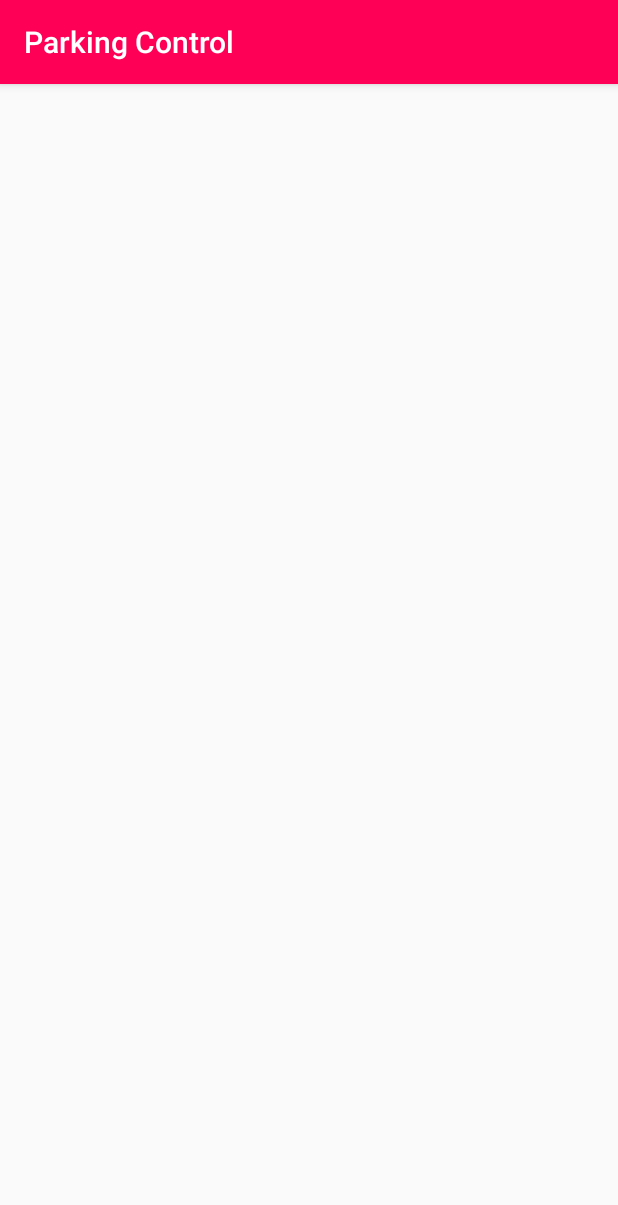
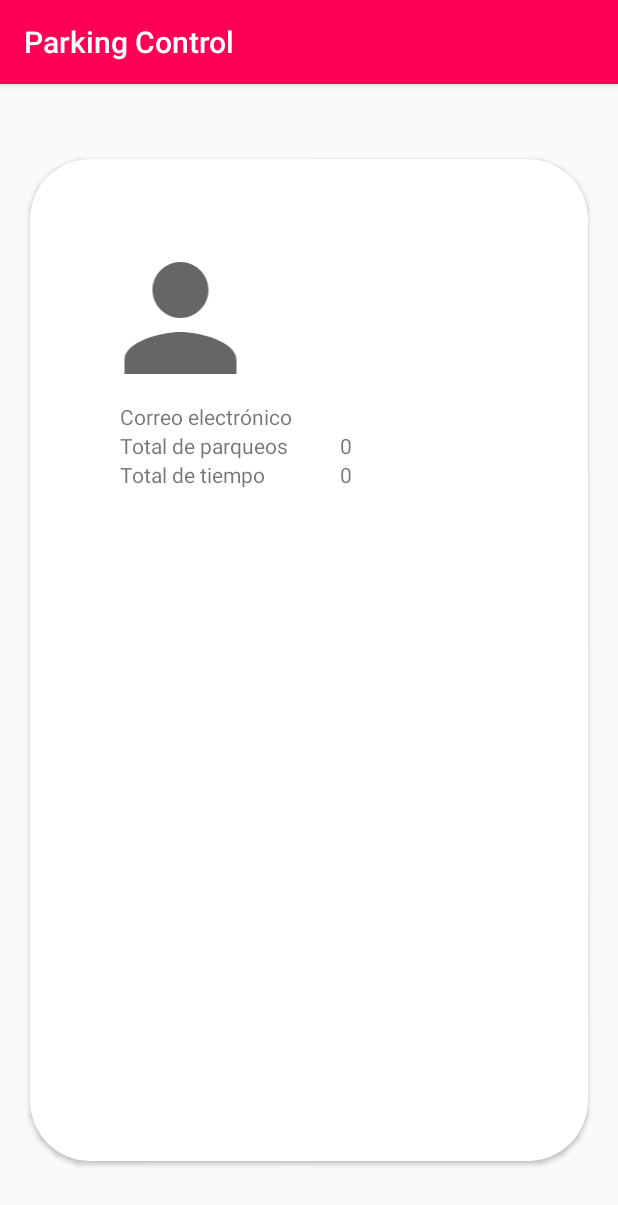
Before and after one commit to AleTid5/UTN_PAII_TP3, an Android app: the fragment AccountFragment shown on its own in the app's theme, on a phone screen of 412 x 824 dp. Shown: the top 1205 px of the screen. Run offline under Robolectric (Android 15) with nearby library versions, the phone set to English and light mode, and no system bars; 2 statements that could not run were skipped.

Commit message:
End of app! 🚀

```diff
--- a/app/build.gradle
+++ b/app/build.gradle
@@ -37,6 +37,7 @@ dependencies {
     implementation 'androidx.lifecycle:lifecycle-extensions:2.2.0'
     implementation 'androidx.mediarouter:mediarouter:1.1.0'
     implementation 'org.apache.commons:commons-lang3:3.9'
+    implementation 'androidx.gridlayout:gridlayout:1.0.0'
     testImplementation 'junit:junit:4.12'
     androidTestImplementation 'androidx.test.ext:junit:1.1.2'
     androidTestImplementation 'androidx.test.espresso:espresso-core:3.3.0'
--- a/app/src/main/java/src/Activities/Adapters/ParkingAdapter.java
+++ b/app/src/main/java/src/Activities/Adapters/ParkingAdapter.java
@@ -1,8 +1,6 @@
 package src.Activities.Adapters;
 
 import android.app.AlertDialog;
-import android.content.Context;
-import android.content.DialogInterface;
 import android.view.LayoutInflater;
 import android.view.View;
 import android.view.ViewGroup;
@@ -15,7 +13,6 @@ import com.google.android.material.floatingactionbutton.FloatingActionButton;
 import java.util.List;
 
 import src.Activities.ui.parking.ParkingViewModel;
-import src.Exceptions.CarRegistrationException;
 import src.Exceptions.TimeException;
 import src.Models.Parking;
 import src.Protocols.TimeProtocol;
--- a/app/src/main/java/src/Activities/System.java
+++ b/app/src/main/java/src/Activities/System.java
@@ -3,7 +3,6 @@ package src.Activities;
 import android.os.Bundle;
 import android.view.Menu;
 import android.view.MenuItem;
-import android.view.View;
 
 import androidx.appcompat.app.AppCompatActivity;
 import androidx.appcompat.widget.Toolbar;
--- a/app/src/main/java/src/Activities/ui/account/AccountFragment.java
+++ b/app/src/main/java/src/Activities/ui/account/AccountFragment.java
@@ -11,18 +11,19 @@ import androidx.lifecycle.ViewModelProvider;
 
 import com.example.tp3_pa_grupo_3.R;
 
-import src.Services.ContextManagerService;
-
 public class AccountFragment extends Fragment {
 
     public View onCreateView(@NonNull LayoutInflater inflater,
                              ViewGroup container, Bundle savedInstanceState) {
-        //ContextManagerService.setContext(this.requireContext());
         AccountViewModel accountViewModel = new ViewModelProvider(this).get(AccountViewModel.class);
         View root = inflater.inflate(R.layout.fragment_account, container, false);
 
-
-        accountViewModel.fillUserInfo();
+        accountViewModel.fillUserInfo(
+                root.findViewById(R.id.input_name),
+                root.findViewById(R.id.input_email),
+                root.findViewById(R.id.input_total_parkings),
+                root.findViewById(R.id.input_total_time)
+        );
 
         return root;
     }
--- a/app/src/main/java/src/Activities/ui/account/AccountViewModel.java
+++ b/app/src/main/java/src/Activities/ui/account/AccountViewModel.java
@@ -1,23 +1,28 @@
 package src.Activities.ui.account;
 
-import androidx.lifecycle.LiveData;
-import androidx.lifecycle.MutableLiveData;
+import android.widget.TextView;
+
 import androidx.lifecycle.ViewModel;
+
+import java.util.List;
+
+import src.Models.Parking;
+import src.Protocols.TimeProtocol;
+import src.Services.ParkingService;
+import src.Services.SessionService;
 
 public class AccountViewModel extends ViewModel {
 
-    private MutableLiveData<String> mText;
+    public void fillUserInfo(TextView name, TextView email, TextView totalParkings, TextView totalTime) {
+        List<Parking> parkingList = ParkingService.getParkingList();
+        name.setText(SessionService.getUser().getName());
+        email.setText(SessionService.getUser().getEmail());
+        totalParkings.setText(Integer.toString(parkingList.size()));
 
-    public AccountViewModel() {
-        mText = new MutableLiveData<>();
-        mText.setValue("This is account fragment");
-    }
-
-    public LiveData<String> getText() {
-        return mText;
-    }
-
-    public void fillUserInfo() {
-
+        try {
+            totalTime.setText(
+                    TimeProtocol.getParsedTime(parkingList.stream().map(parking -> parking.getTime()).reduce(0, Integer::sum))
+            );
+        } catch (Exception ignored) {}
     }
 }
--- a/app/src/main/java/src/Activities/ui/parking/ParkingFragment.java
+++ b/app/src/main/java/src/Activities/ui/parking/ParkingFragment.java
@@ -21,7 +21,6 @@ import com.google.android.material.snackbar.Snackbar;
 import java.util.Objects;
 
 import src.Activities.Adapters.ParkingAdapter;
-import src.Services.ContextManagerService;
 
 public class ParkingFragment extends Fragment {
 
@@ -29,7 +28,6 @@ public class ParkingFragment extends Fragment {
 
     public View onCreateView(@NonNull LayoutInflater inflater,
                              ViewGroup container, Bundle savedInstanceState) {
-        //ContextManagerService.setContext(this.requireContext());
         parkingViewModel = new ViewModelProvider(this).get(ParkingViewModel.class);
 
         View root = inflater.inflate(R.layout.fragment_parking, container, false);
--- a/app/src/main/java/src/Activities/ui/parking/ParkingViewModel.java
+++ b/app/src/main/java/src/Activities/ui/parking/ParkingViewModel.java
@@ -1,6 +1,4 @@
 package src.Activities.ui.parking;
-
-import android.content.Context;
 
 import androidx.lifecycle.LiveData;
 import androidx.lifecycle.MutableLiveData;
--- a/app/src/main/java/src/Database/DatabaseManager.java
+++ b/app/src/main/java/src/Database/DatabaseManager.java
@@ -1,6 +1,5 @@
 package src.Database;
 
-import android.content.Context;
 import android.database.Cursor;
 import android.database.sqlite.SQLiteDatabase;
 import android.database.sqlite.SQLiteOpenHelper;
--- a/app/src/main/java/src/Models/User.java
+++ b/app/src/main/java/src/Models/User.java
@@ -3,8 +3,6 @@ package src.Models;
 import android.content.ContentValues;
 
 import org.apache.commons.lang3.StringUtils;
-
-import java.util.regex.Pattern;
 
 import src.Database.Tables.UserTable;
 import src.Exceptions.EmailException;
--- a/app/src/main/java/src/Services/UserService.java
+++ b/app/src/main/java/src/Services/UserService.java
@@ -10,7 +10,6 @@ import src.Database.Tables.ParkingTable;
 import src.Database.Tables.UserTable;
 import src.Models.Parking;
 import src.Models.User;
-import src.Protocols.PasswordProtocol;
 
 public abstract class UserService {
     public static List<Parking> getParkingList() {
--- a/app/src/main/res/layout/fragment_account.xml
+++ b/app/src/main/res/layout/fragment_account.xml
@@ -5,17 +5,129 @@
     android:layout_height="match_parent"
     tools:context="src.Activities.ui.account.AccountFragment">
 
-    <TextView
-        android:id="@+id/text_account"
+    <LinearLayout
         android:layout_width="match_parent"
-        android:layout_height="wrap_content"
-        android:layout_marginStart="8dp"
-        android:layout_marginTop="8dp"
-        android:layout_marginEnd="8dp"
-        android:textAlignment="center"
-        android:textSize="20sp"
-        app:layout_constraintBottom_toBottomOf="parent"
-        app:layout_constraintEnd_toEndOf="parent"
-        app:layout_constraintStart_toStartOf="parent"
-        app:layout_constraintTop_toTopOf="parent" />
+        android:layout_height="match_parent"
+        android:orientation="vertical">
+
+        <androidx.cardview.widget.CardView
+            android:layout_width="match_parent"
+            android:layout_height="match_parent"
+            android:layout_marginLeft="20dp"
+            android:layout_marginTop="50dp"
+            android:layout_marginRight="20dp"
+            android:layout_marginBottom="50dp"
+            android:paddingTop="100dp"
+            android:paddingBottom="100dp"
+            app:cardCornerRadius="40dp" >
+
+            <LinearLayout
+                android:layout_width="match_parent"
+                android:layout_height="match_parent"
+                android:orientation="vertical"
+                android:paddingTop="50dp">
+
+                <LinearLayout
+                    android:layout_width="match_parent"
+                    android:layout_height="wrap_content"
+                    android:orientation="horizontal">
+
+                    <ImageView
+                        android:id="@+id/imageView5"
+                        android:layout_width="401dp"
+                        android:layout_height="112dp"
+                        android:layout_weight="1"
+                        android:contentDescription="@string/accept"
+                        android:src="@drawable/ic_baseline_person_24" />
+
+                    <LinearLayout
+                        android:layout_width="match_parent"
+                        android:layout_height="wrap_content"
+                        android:layout_marginTop="30dp"
+                        android:layout_weight="1"
+                        android:orientation="vertical">
+
+                        <TextView
+                            android:id="@+id/input_name"
+                            android:layout_width="wrap_content"
+                            android:layout_height="wrap_content"
+                            android:text="@string/input_name"
+                            android:textSize="30sp" />
+
+                    </LinearLayout>
+
+                </LinearLayout>
+
+                <LinearLayout
+                    android:layout_width="match_parent"
+                    android:layout_height="match_parent"
+                    android:orientation="vertical"
+                    android:paddingLeft="60dp">
+
+                    <LinearLayout
+                        android:layout_width="match_parent"
+                        android:layout_height="wrap_content"
+                        android:orientation="horizontal">
+
+                        <TextView
+                            android:id="@+id/textView4"
+                            android:layout_width="219dp"
+                            android:layout_height="wrap_content"
+                            android:layout_weight="1"
+                            android:text="@string/input_email" />
+
+                        <TextView
+                            android:id="@+id/input_email"
+                            android:layout_width="match_parent"
+                            android:layout_height="wrap_content"
+                            android:layout_weight="2"
+                            android:text="@string/number_zero" />
+                    </LinearLayout>
+
+                    <LinearLayout
+                        android:layout_width="match_parent"
+                        android:layout_height="wrap_content"
+                        android:orientation="horizontal">
+
+                        <TextView
+                            android:id="@+id/textView6"
+                            android:layout_width="219dp"
+                            android:layout_height="wrap_content"
+                            android:layout_weight="1"
+                            android:text="@string/total_parkings" />
+
+                        <TextView
+                            android:id="@+id/input_total_parkings"
+                            android:layout_width="match_parent"
+                            android:layout_height="wrap_content"
+                            android:layout_weight="2"
+                            android:text="@string/number_zero" />
+                    </LinearLayout>
+
+                    <LinearLayout
+                        android:layout_width="match_parent"
+                        android:layout_height="match_parent"
+                        android:orientation="horizontal">
+
+                        <TextView
+                            android:id="@+id/textView7"
+                            android:layout_width="219dp"
+                            android:layout_height="wrap_content"
+                            android:layout_weight="1"
+                            android:text="@string/total_time" />
+
+                        <TextView
+                            android:id="@+id/input_total_time"
+                            android:layout_width="match_parent"
+                            android:layout_height="wrap_content"
+                            android:layout_weight="2"
+                            android:text="@string/number_zero" />
+                    </LinearLayout>
+                </LinearLayout>
+
+            </LinearLayout>
+
+        </androidx.cardview.widget.CardView>
+    </LinearLayout>
+
 </androidx.constraintlayout.widget.ConstraintLayout>
--- a/app/src/main/res/values/strings.xml
+++ b/app/src/main/res/values/strings.xml
@@ -19,6 +19,8 @@
     <string name="not_found_parkings">Aún no hay parqueos registrados</string>
     <string name="dialog_register_parking">Registrar parqueo</string>
     <string name="menu_parking">Parqueos</string>
+    <string name="total_parkings">Total de parqueos</string>
+    <string name="total_time">Total de tiempo</string>
     <string name="menu_account">Cuenta</string>
     <string name="menu_close_session">Cerrar sesión</string>
     <string name="unavailable_time">No pudimos obtener el tiempo</string>
@@ -26,4 +28,5 @@
     <string name="missing_time">Debe ingresar el tiempo de estadia</string>
     <string name="added_parking">El parqueo ha sido agregado exitosamente</string>
     <string name="register_image_alt">2 persons with plus button</string>
+    <string name="number_zero">0</string>
 </resources>
```
